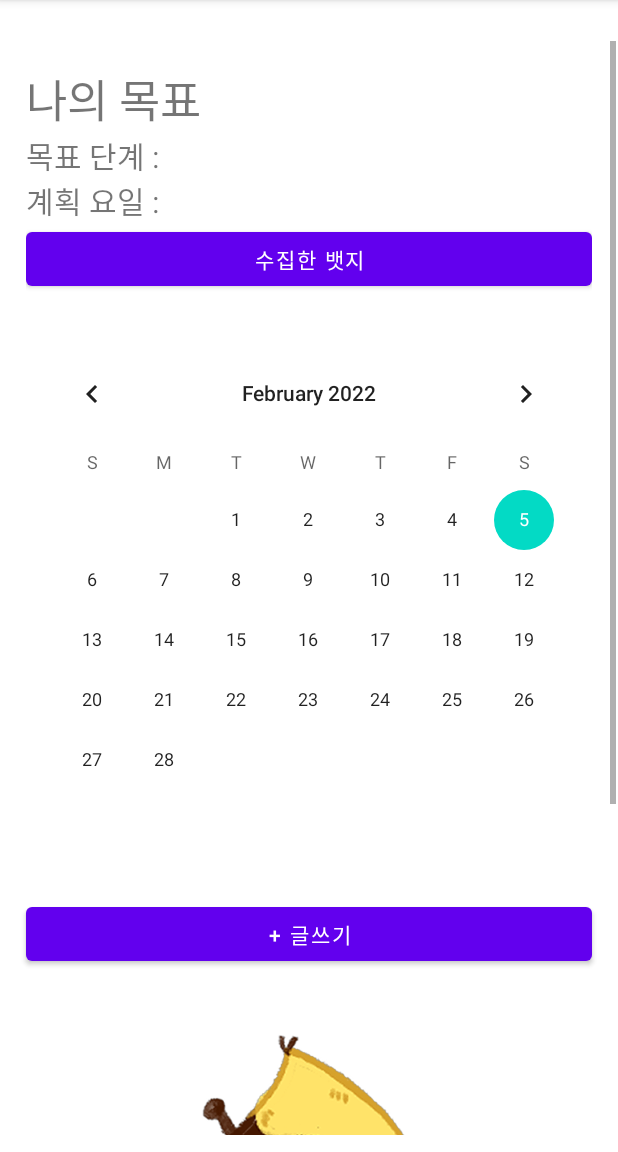
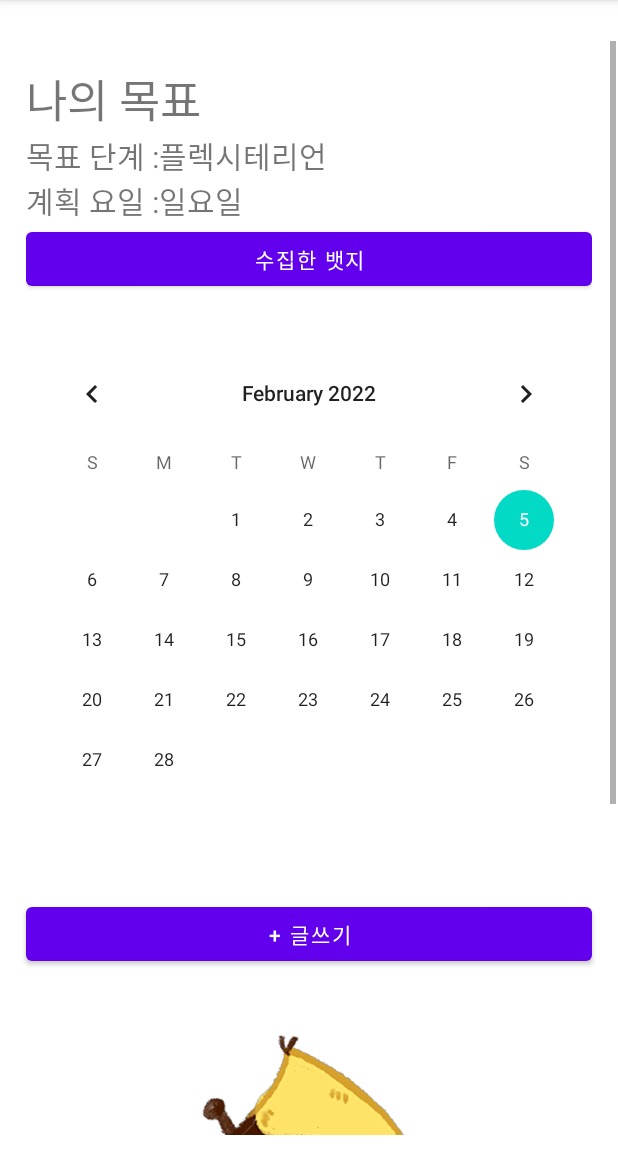
Before and after one commit to gdsckoreahackathon2022/30_Better, an Android app: the MainPage screen opened directly, with no data from a screen before it, on a phone screen of 412 x 824 dp, the part 84-1236 px from its top. Run offline under Robolectric (Android 15) with nearby library versions, the phone set to English and light mode, and no system bars.

Commit message:
frontend

```diff
--- a/Frontend/GDSCHackertonProjects/app/src/main/res/layout/activity_main_page.xml
+++ b/Frontend/GDSCHackertonProjects/app/src/main/res/layout/activity_main_page.xml
@@ -44,6 +44,14 @@
                     android:textSize="20sp"
                     app:layout_constraintStart_toStartOf="@id/goalLayout"
                     app:layout_constraintTop_toBottomOf="@id/goals" />
+                <TextView
+                    android:id="@+id/goalVegan"
+                    android:layout_width="wrap_content"
+                    android:layout_height="wrap_content"
+                    android:text="@string/Flexitarian"
+                    android:textSize="20sp"
+                    app:layout_constraintStart_toEndOf="@id/targetVegan"
+                    app:layout_constraintTop_toBottomOf="@id/goals" />
 
                 <TextView
                     android:id="@+id/dayForEarth"
@@ -53,6 +61,15 @@
                     android:textSize="20sp"
                     app:layout_constraintStart_toStartOf="@id/goalLayout"
                     app:layout_constraintTop_toBottomOf="@id/targetVegan" />
+
+                <TextView
+                    android:id="@+id/goalDay"
+                    android:layout_width="wrap_content"
+                    android:layout_height="wrap_content"
+                    android:text="@string/defaultSunday"
+                    android:textSize="20sp"
+                    app:layout_constraintStart_toEndOf="@id/dayForEarth"
+                    app:layout_constraintTop_toBottomOf="@id/goalVegan" />
 
                 <Button
                     android:id="@+id/awardButton"
--- a/Frontend/GDSCHackertonProjects/app/src/main/res/values/strings.xml
+++ b/Frontend/GDSCHackertonProjects/app/src/main/res/values/strings.xml
@@ -55,4 +55,5 @@
     <string name="_19_00">19:00</string>
     <string name="touch_for_start">Touch for Start</string>
     <string name="touch">Touch</string>
+    <string name="defaultSunday">일요일</string>
 </resources>
```
